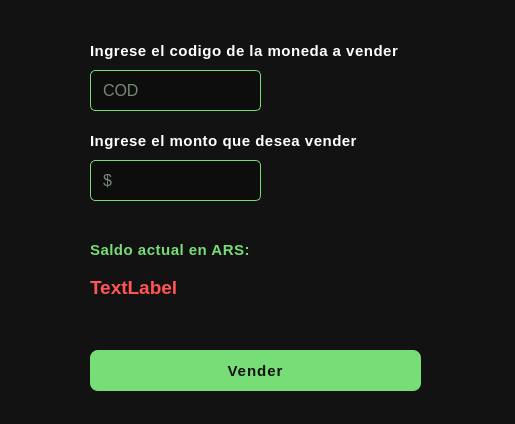
The window that presentation/screens/Sell.ui (444jime/wallet-app-project) describes before a commit, drawn with Qt 5.
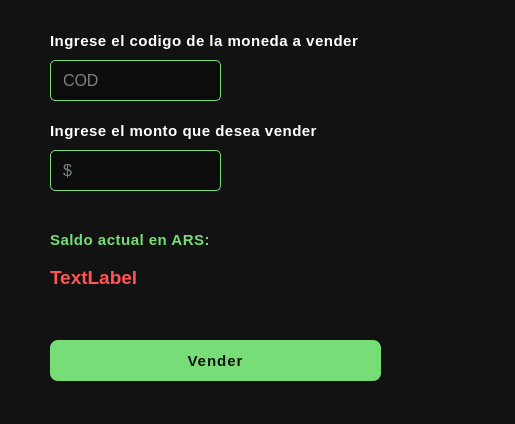
The same window after the commit.

Commit message: Agrego funcionalidades y pantalla UI a crear cuenta

```diff
--- a/presentation/screens/Sell.ui
+++ b/presentation/screens/Sell.ui
@@ -24,8 +24,8 @@
   <widget class="QPushButton" name="btnSell">
    <property name="geometry">
     <rect>
-     <x>90</x>
-     <y>350</y>
+     <x>50</x>
+     <y>340</y>
      <width>331</width>
      <height>41</height>
     </rect>
@@ -60,8 +60,8 @@
   <widget class="QLabel" name="lblCodSell">
    <property name="geometry">
     <rect>
-     <x>90</x>
-     <y>40</y>
+     <x>50</x>
+     <y>30</y>
      <width>311</width>
      <height>21</height>
     </rect>
@@ -85,8 +85,8 @@
    </property>
    <property name="geometry">
     <rect>
-     <x>90</x>
-     <y>70</y>
+     <x>50</x>
+     <y>60</y>
      <width>171</width>
      <height>41</height>
     </rect>
@@ -117,8 +117,8 @@
   <widget class="QLabel" name="lblAmountSell">
    <property name="geometry">
     <rect>
-     <x>90</x>
-     <y>130</y>
+     <x>50</x>
+     <y>120</y>
      <width>281</width>
      <height>21</height>
     </rect>
@@ -142,8 +142,8 @@
    </property>
    <property name="geometry">
     <rect>
-     <x>90</x>
-     <y>160</y>
+     <x>50</x>
+     <y>150</y>
      <width>171</width>
      <height>41</height>
     </rect>
@@ -174,8 +174,8 @@
   <widget class="QWidget" name="verticalLayoutWidget">
    <property name="geometry">
     <rect>
-     <x>90</x>
-     <y>230</y>
+     <x>50</x>
+     <y>220</y>
      <width>421</width>
      <height>81</height>
     </rect>
```
The commit also changes 5 other files.
